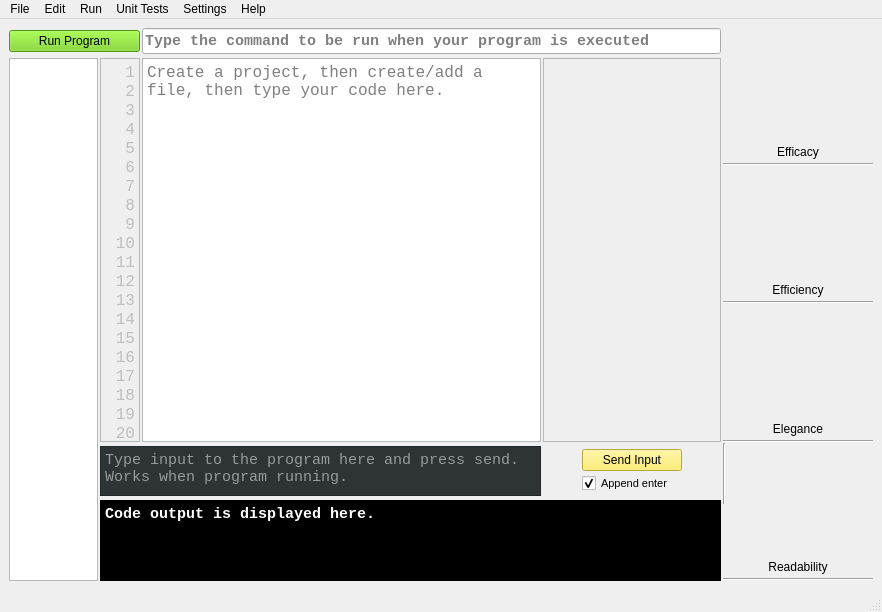
The window that version2.ui (starswap/MLProgrammingIDE) describes before a commit, drawn with Qt 5.
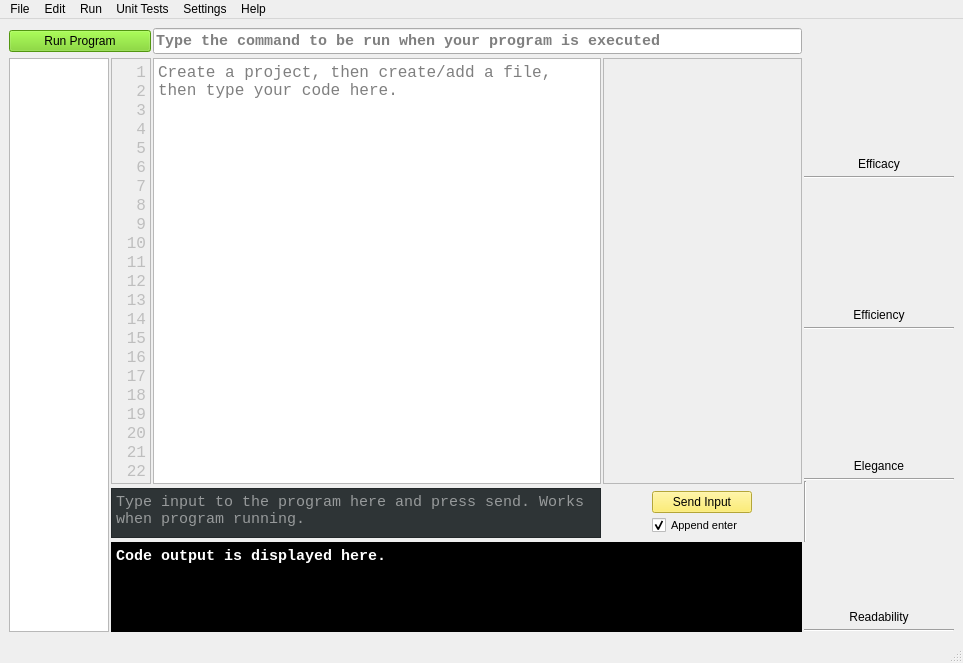
The same window after the commit. Custom widgets are drawn as their Qt base class.

```diff
--- a/version2.ui
+++ b/version2.ui
@@ -6,8 +6,8 @@
    <rect>
     <x>0</x>
     <y>0</y>
-    <width>882</width>
-    <height>612</height>
+    <width>963</width>
+    <height>663</height>
    </rect>
   </property>
   <property name="windowTitle">
@@ -1538,8 +1538,8 @@
         <rect>
          <x>0</x>
          <y>0</y>
-         <width>170</width>
-         <height>377</height>
+         <width>187</width>
+         <height>419</height>
         </rect>
        </property>
        <layout class="QVBoxLayout" name="verticalLayout_2">
@@ -1573,7 +1573,7 @@
     <rect>
      <x>0</x>
      <y>0</y>
-     <width>882</width>
+     <width>963</width>
      <height>22</height>
     </rect>
    </property>
```
Left out of the diff: 2 changed lines with no effect on the pictures.
